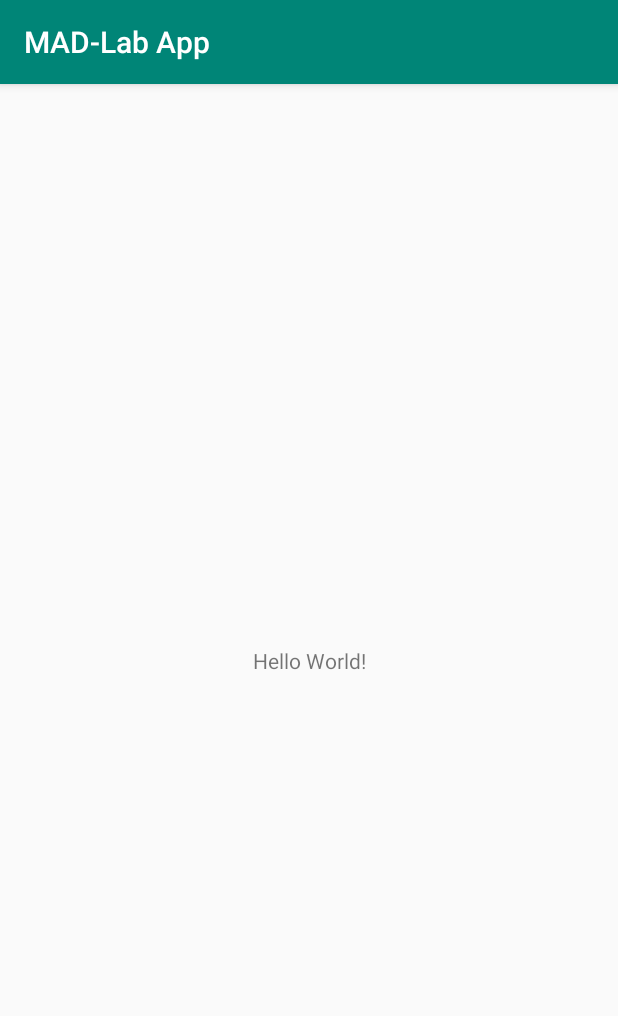
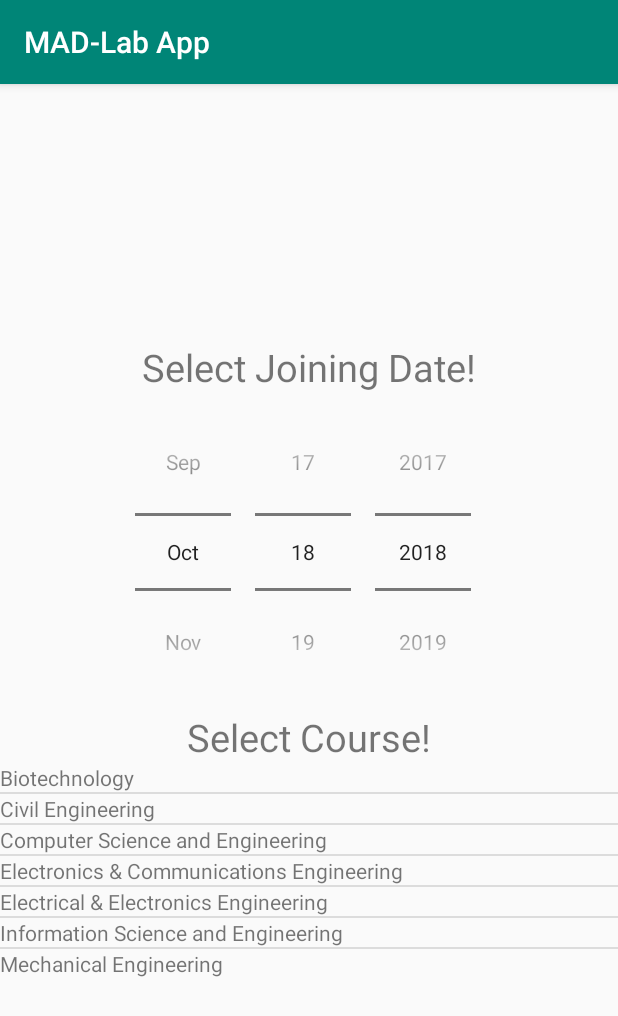
Before and after one commit to DroidFreak32/MADLabApps, an Android app: the screen it shows after launch (MainActivity), on a phone screen of 412 x 824 dp. Shown: the top 1016 px of the screen. Run offline under Robolectric (Android 15) with nearby library versions, the phone set to English and light mode, and no system bars.

Commit message:
Add program 1 code and some explanation
Signed-off-by: DroidFreak32 <rushabshah32@gmail.com>

```diff
--- a/app/src/main/java/com/example/student/mad_labapp/MainActivity.java
+++ b/app/src/main/java/com/example/student/mad_labapp/MainActivity.java
@@ -1,13 +1,49 @@
 package com.example.student.mad_labapp;
 
+import android.os.Bundle;
 import android.support.v7.app.AppCompatActivity;
-import android.os.Bundle;
+import android.view.View;
+import android.widget.AdapterView;
+import android.widget.ArrayAdapter;
+import android.widget.DatePicker;
+import android.widget.ListView;
+import android.widget.Toast;
 
 public class MainActivity extends AppCompatActivity {
 
+
+    String[] mobileArray = {
+            "Biotechnology",
+            "Civil Engineering",
+            "Computer Science and Engineering",
+            "Electronics & Communications Engineering",
+            "Electrical & Electronics Engineering",
+            "Information Science and Engineering",
+            "Mechanical Engineering"
+    };
+    ArrayAdapter adapter;
+    DatePicker date;
     @Override
     protected void onCreate(Bundle savedInstanceState) {
         super.onCreate(savedInstanceState);
         setContentView(R.layout.activity_main);
+        adapter = new ArrayAdapter<String>(this, R.layout.course_item, mobileArray);
+
+        date = findViewById(R.id.datePicker);
+
+        ListView listView = findViewById(R.id.courseList);
+        listView.setAdapter(adapter);
+
+        listView.setOnItemClickListener(new AdapterView.OnItemClickListener() {
+            @Override
+            public void onItemClick(AdapterView<?> parent, View view, int position, long id) {
+                String course = (String) adapter.getItem(position);
+                String dateString = date.getDayOfMonth() + "/" + ( 1 + date.getMonth() ) + "/" +
+                        date.getYear();
+                String toastString = "Joined on : " + dateString + "\ncourse : " + course;
+                Toast.makeText(getApplicationContext(), toastString, Toast.LENGTH_SHORT).show();
+            }
+        });
+
     }
 }
--- a/app/src/main/res/layout/activity_main.xml
+++ b/app/src/main/res/layout/activity_main.xml
@@ -1,18 +1,33 @@
 <?xml version="1.0" encoding="utf-8"?>
-<android.support.constraint.ConstraintLayout xmlns:android="http://schemas.android.com/apk/res/android"
-    xmlns:app="http://schemas.android.com/apk/res-auto"
+<LinearLayout xmlns:android="http://schemas.android.com/apk/res/android"
     xmlns:tools="http://schemas.android.com/tools"
     android:layout_width="match_parent"
     android:layout_height="match_parent"
+    android:gravity="center"
+    android:orientation="vertical"
     tools:context=".MainActivity">
 
     <TextView
         android:layout_width="wrap_content"
         android:layout_height="wrap_content"
-        android:text="Hello World!"
-        app:layout_constraintBottom_toBottomOf="parent"
-        app:layout_constraintLeft_toLeftOf="parent"
-        app:layout_constraintRight_toRightOf="parent"
-        app:layout_constraintTop_toTopOf="parent" />
+        android:text="Select Joining Date!"
+        android:textSize="25sp" />
 
-</android.support.constraint.ConstraintLayout>
+    <DatePicker
+        android:id="@+id/datePicker"
+        android:layout_width="wrap_content"
+        android:layout_height="wrap_content"
+        android:calendarViewShown="false"
+        android:datePickerMode="spinner" />
+
+    <TextView
+        android:layout_width="wrap_content"
+        android:layout_height="wrap_content"
+        android:text="Select Course!"
+        android:textSize="25sp" />
+
+    <ListView
+        android:id="@+id/courseList"
+        android:layout_width="wrap_content"
+        android:layout_height="wrap_content" />
+</LinearLayout>
--- /dev/null
+++ b/app/src/main/res/layout/course_item.xml
@@ -0,0 +1,6 @@
+<?xml version="1.0" encoding="utf-8"?>
+<TextView xmlns:android="http://schemas.android.com/apk/res/android"
+    android:layout_width="match_parent"
+    android:layout_height="match_parent">
+
+</TextView>
```
Also changed, not shown: 1 other file.
